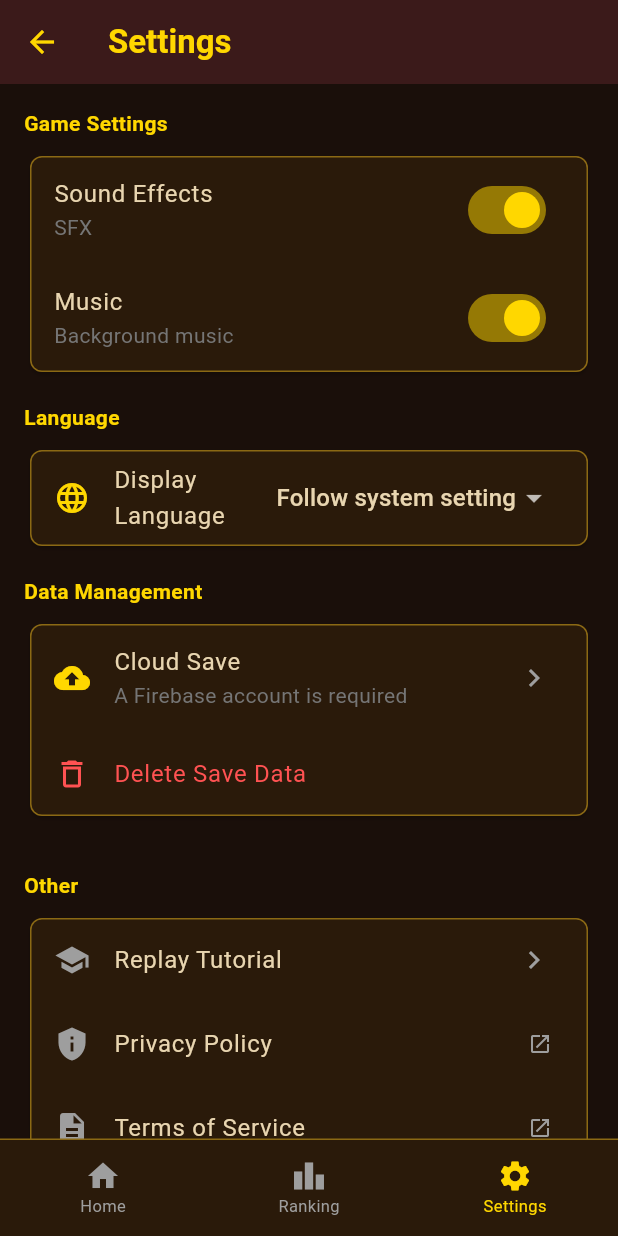
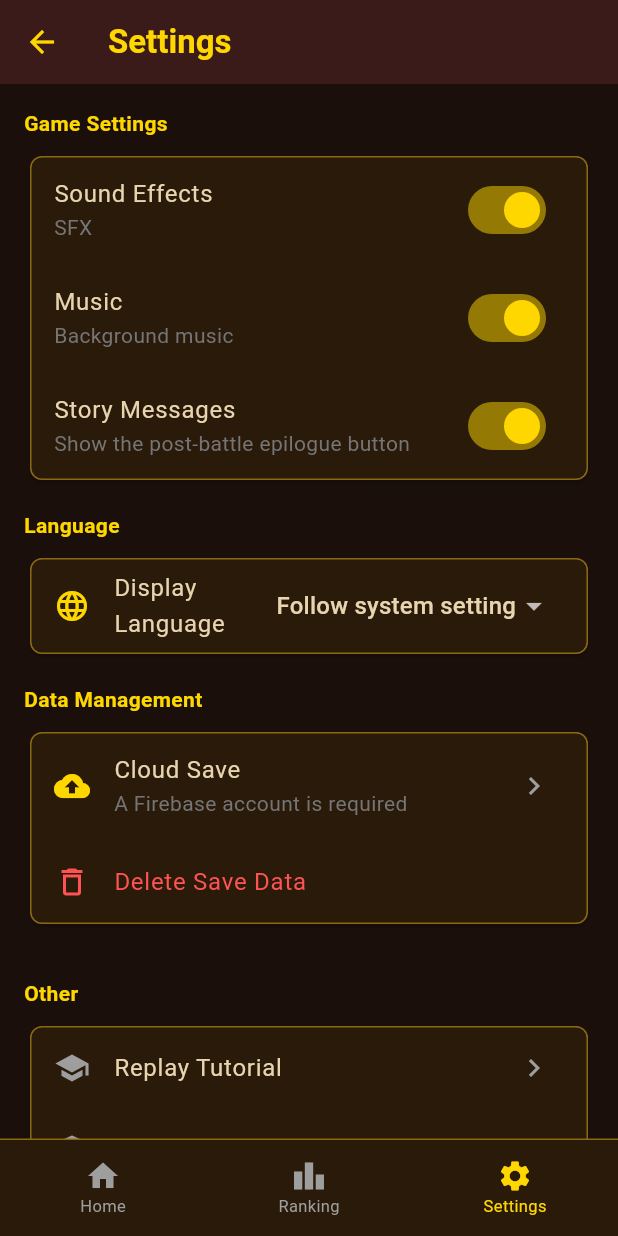
Before and after one commit to zka32101/sengoku_saihairoku, a Flutter app: the SettingsScreen screen opened by its route, on a phone screen of 412 x 824 dp. Run offline on Flutter 3.47's test engine with Material 3 defaults, Android fonts, the phone set to English and light mode, and no system bars; our stand-ins replace cloud_firestore, firebase_auth, firebase_core, firebase_messaging, flutter_local_notifications, flutter_riverpod and 6 more; missing offline and left inert: flame; accounts and stored records are empty; network calls fail.

Commit message:
設定画面にストーリーメッセージ表示のオンオフを追加
Co-Authored-By: Claude Sonnet 5 <noreply@anthropic.com>
Claude-Session: https://claude.ai/code/session_016FQTHUoanQF4M3kXY84mnW

```diff
--- /dev/null
+++ b/lib/core/services/message_settings.dart
@@ -0,0 +1,18 @@
+/// 戦闘後のエピローグ・ストーリーメッセージ表示設定。
+///
+/// 音声設定(AudioManager)と同様、現時点ではアプリ再起動で初期値(true)に戻る
+/// インメモリ設定（永続化は未実装）。
+class MessageSettings {
+  static final MessageSettings _instance = MessageSettings._internal();
+
+  factory MessageSettings() => _instance;
+
+  MessageSettings._internal();
+
+  bool _storyMessagesEnabled = true;
+
+  bool get storyMessagesEnabled => _storyMessagesEnabled;
+
+  void setStoryMessagesEnabled(bool enabled) =>
+      _storyMessagesEnabled = enabled;
+}
--- a/lib/l10n/app_en.arb
+++ b/lib/l10n/app_en.arb
@@ -20,6 +20,8 @@
   "settingsSfxSubtitle": "SFX",
   "settingsBgm": "Music",
   "settingsBgmSubtitle": "Background music",
+  "settingsStoryMessages": "Story Messages",
+  "settingsStoryMessagesSubtitle": "Show the post-battle epilogue button",
   "settingsLanguageSection": "Language",
   "settingsDisplayLanguage": "Display Language",
   "settingsLanguageSystem": "Follow system setting",
--- a/lib/l10n/app_ja.arb
+++ b/lib/l10n/app_ja.arb
@@ -23,6 +23,8 @@
   "settingsSfxSubtitle": "SE",
   "settingsBgm": "BGM",
   "settingsBgmSubtitle": "バックグラウンドミュージック",
+  "settingsStoryMessages": "ストーリーメッセージ",
+  "settingsStoryMessagesSubtitle": "戦闘後のエピローグ閲覧ボタンの表示",
   "settingsLanguageSection": "言語 / Language",
   "settingsDisplayLanguage": "表示言語",
   "settingsLanguageSystem": "端末の設定に従う",
--- a/lib/presentation/screens/result_screen.dart
+++ b/lib/presentation/screens/result_screen.dart
@@ -2,6 +2,7 @@ import 'package:flutter/material.dart';
 import 'package:share_plus/share_plus.dart';
 import '../../core/services/firebase_service.dart';
 import '../../core/services/ad_service.dart';
+import '../../core/services/message_settings.dart';
 import '../../data/models/battle_result_data.dart';
 import '../../data/models/scenario_data.dart';
 import '../../data/models/difficulty_mode.dart';
@@ -876,6 +877,7 @@ class _ActionButtons extends StatelessWidget {
     return Column(
       crossAxisAlignment: CrossAxisAlignment.stretch,
       children: [
+        if (MessageSettings().storyMessagesEnabled) ...[
           ElevatedButton.icon(
             onPressed: () => Navigator.pushNamed(
               context,
@@ -890,6 +892,7 @@ class _ActionButtons extends StatelessWidget {
             label: Text(l10n.resultViewHistoryButton),
           ),
           const SizedBox(height: 8),
+        ],
         ElevatedButton.icon(
           onPressed: () => Navigator.pushNamed(context, '/ranking'),
           icon: const Icon(Icons.leaderboard),
--- a/lib/presentation/screens/settings_screen.dart
+++ b/lib/presentation/screens/settings_screen.dart
@@ -3,6 +3,7 @@ import 'package:flutter/material.dart';
 import '../../core/services/audio_manager.dart';
 import '../../core/services/firebase_service.dart';
 import '../../core/services/locale_controller.dart';
+import '../../core/services/message_settings.dart';
 import '../../l10n/generated/app_localizations.dart';
 import '../widgets/balance_diagnostic_panel.dart';
 import '../../data/models/scenario_data.dart';
@@ -18,6 +19,7 @@ class SettingsScreen extends StatefulWidget {
 class _SettingsScreenState extends State<SettingsScreen> {
   bool _sfxEnabled = true;
   bool _bgmEnabled = true;
+  bool _storyMessagesEnabled = MessageSettings().storyMessagesEnabled;
 
   @override
   Widget build(BuildContext context) {
@@ -54,6 +56,18 @@ class _SettingsScreenState extends State<SettingsScreen> {
                   } else {
                     AudioManager().resumeBgm();
                   }
+                },
+              ),
+              SwitchListTile(
+                title: Text(l10n.settingsStoryMessages,
+                    style: const TextStyle(color: Color(0xFFE8D5B0))),
+                subtitle: Text(l10n.settingsStoryMessagesSubtitle,
+                    style: TextStyle(color: Colors.grey[600])),
+                value: _storyMessagesEnabled,
+                activeThumbColor: const Color(0xFFFFD700),
+                onChanged: (v) {
+                  setState(() => _storyMessagesEnabled = v);
+                  MessageSettings().setStoryMessagesEnabled(v);
                 },
               ),
             ],
```
Also changed, not shown: lib/l10n/generated/app_localizations.dart, lib/l10n/generated/app_localizations_en.dart, lib/l10n/generated/app_localizations_ja.dart. Lines whose indentation alone changed are shown as unchanged.
